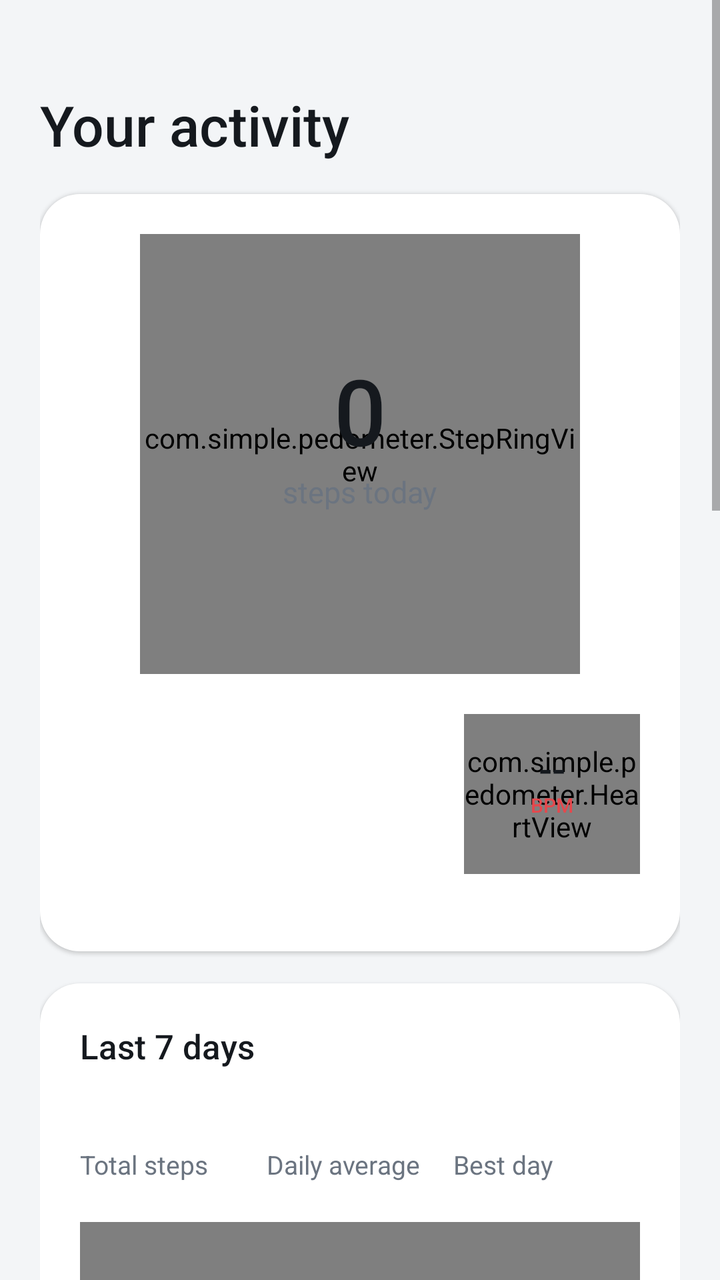
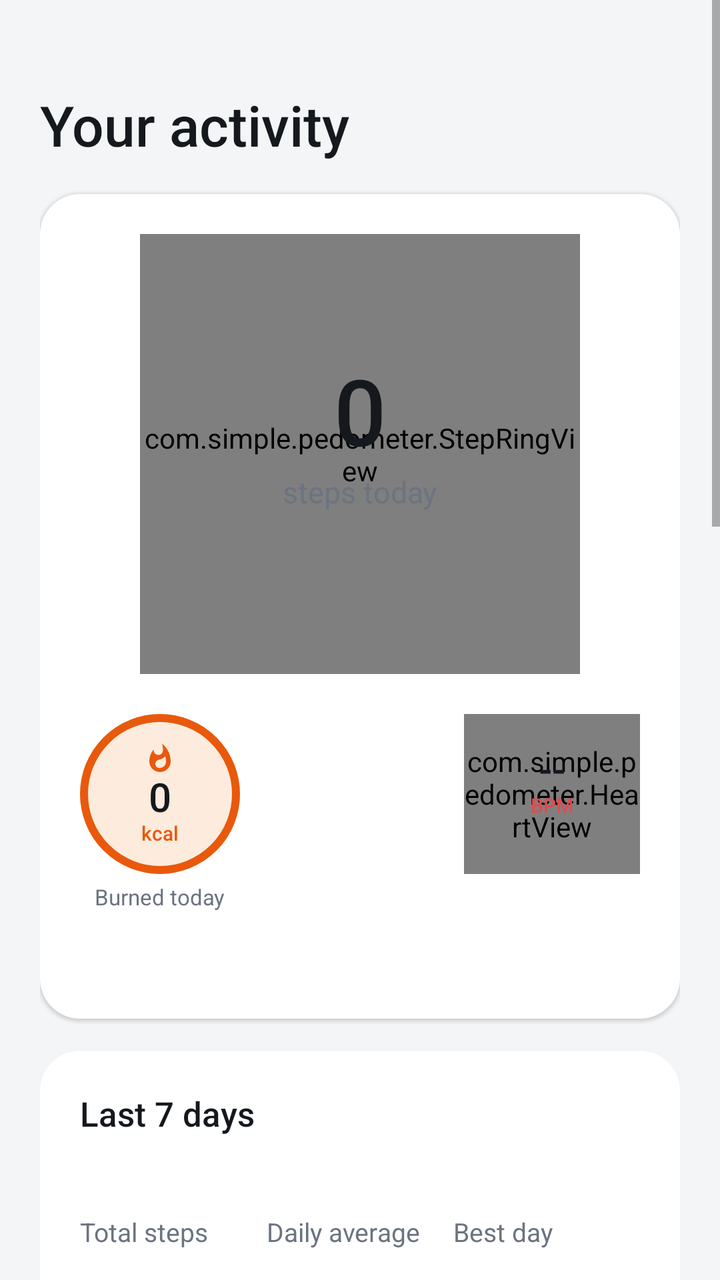

Compare the two renders of this Android layout. The source of the first and the diff that turns it into the second are given below.
<!-- AndroidManifest.xml: application theme AppTheme -->
<!-- res/layout/activity_main.xml -->
<?xml version="1.0" encoding="utf-8"?>
<ScrollView xmlns:android="http://schemas.android.com/apk/res/android"
    android:layout_width="match_parent"
    android:layout_height="match_parent"
    android:background="@color/background"
    android:fillViewport="true">

    <LinearLayout
        android:layout_width="match_parent"
        android:layout_height="wrap_content"
        android:orientation="vertical"
        android:paddingStart="20dp"
        android:paddingTop="24dp"
        android:paddingEnd="20dp"
        android:paddingBottom="32dp">

        
        <TextView
            android:id="@+id/date"
            android:layout_width="wrap_content"
            android:layout_height="wrap_content"
            android:fontFamily="sans-serif-medium"
            android:letterSpacing="0.08"
            android:textAllCaps="true"
            android:textColor="@color/text_secondary"
            android:textSize="13sp" />

        <TextView
            android:layout_width="wrap_content"
            android:layout_height="wrap_content"
            android:layout_marginTop="2dp"
            android:fontFamily="sans-serif-medium"
            android:text="Your activity"
            android:textColor="@color/text_primary"
            android:textSize="28sp" />

        
        <LinearLayout
            style="@style/Card"
            android:gravity="center_horizontal"
            android:paddingTop="28dp"
            android:paddingBottom="24dp">

            <FrameLayout
                android:layout_width="220dp"
                android:layout_height="220dp">

                <com.simple.pedometer.StepRingView
                    android:id="@+id/ring"
                    android:layout_width="match_parent"
                    android:layout_height="match_parent" />

                <LinearLayout
                    android:layout_width="wrap_content"
                    android:layout_height="wrap_content"
                    android:layout_gravity="center"
                    android:gravity="center_horizontal"
                    android:orientation="vertical">

                    <TextView
                        android:id="@+id/steps_today"
                        android:layout_width="wrap_content"
                        android:layout_height="wrap_content"
                        android:fontFamily="sans-serif-medium"
                        android:text="0"
                        android:textColor="@color/text_primary"
                        android:textSize="46sp" />

                    <TextView
                        android:layout_width="wrap_content"
                        android:layout_height="wrap_content"
                        android:text="steps today"
                        android:textColor="@color/text_secondary"
                        android:textSize="15sp" />

                    <TextView
                        android:id="@+id/goal"
                        android:layout_width="wrap_content"
                        android:layout_height="wrap_content"
                        android:layout_marginTop="6dp"
                        android:textColor="@color/accent"
                        android:fontFamily="sans-serif-medium"
                        android:textSize="13sp" />
                </LinearLayout>
            </FrameLayout>

            
            <LinearLayout
                android:layout_width="match_parent"
                android:layout_height="wrap_content"
                android:layout_marginTop="20dp"
                android:gravity="center_vertical"
                android:orientation="horizontal">

                <TextView
                    android:id="@+id/status"
                    android:layout_width="0dp"
                    android:layout_height="wrap_content"
                    android:layout_weight="1"
                    android:textColor="@color/accent"
                    android:fontFamily="sans-serif-medium"
                    android:textSize="13sp" />

                <LinearLayout
                    android:id="@+id/pulse_widget"
                    android:layout_width="wrap_content"
                    android:layout_height="wrap_content"
                    android:background="?android:attr/selectableItemBackgroundBorderless"
                    android:clickable="true"
                    android:focusable="true"
                    android:gravity="center_horizontal"
                    android:orientation="vertical">

                    <FrameLayout
                        android:layout_width="88dp"
                        android:layout_height="80dp">

                        <com.simple.pedometer.HeartView
                            android:id="@+id/pulse_heart"
                            android:layout_width="match_parent"
                            android:layout_height="match_parent" />

                        <LinearLayout
                            android:layout_width="wrap_content"
                            android:layout_height="wrap_content"
                            android:layout_gravity="center"
                            android:layout_marginBottom="6dp"
                            android:gravity="center_horizontal"
                            android:orientation="vertical">

                            <TextView
                                android:id="@+id/pulse_value"
                                android:layout_width="wrap_content"
                                android:layout_height="wrap_content"
                                android:fontFamily="sans-serif-medium"
                                android:includeFontPadding="false"
                                android:text="--"
                                android:textColor="@color/text_primary"
                                android:textSize="20sp" />

                            <TextView
                                android:layout_width="wrap_content"
                                android:layout_height="wrap_content"
                                android:fontFamily="sans-serif-medium"
                                android:includeFontPadding="false"
                                android:text="BPM"
                                android:textColor="@color/heart"
                                android:textSize="10sp" />
                        </LinearLayout>
                    </FrameLayout>

                    <TextView
                        android:id="@+id/pulse_time"
                        android:layout_width="wrap_content"
                        android:layout_height="wrap_content"
                        android:layout_marginTop="4dp"
                        android:textColor="@color/text_secondary"
                        android:textSize="11sp" />
                </LinearLayout>
            </LinearLayout>
        </LinearLayout>

        
        <LinearLayout style="@style/Card">

            <TextView
                style="@style/CardTitle"
                android:text="Last 7 days" />

            <LinearLayout
                android:layout_width="match_parent"
                android:layout_height="wrap_content"
                android:layout_marginTop="12dp"
                android:orientation="horizontal">

                <LinearLayout
                    android:layout_width="0dp"
                    android:layout_height="wrap_content"
                    android:layout_weight="1"
                    android:orientation="vertical">

                    <TextView
                        android:id="@+id/week_total"
                        style="@style/StatValue" />

                    <TextView
                        style="@style/StatLabel"
                        android:text="Total steps" />
                </LinearLayout>

                <LinearLayout
                    android:layout_width="0dp"
                    android:layout_height="wrap_content"
                    android:layout_weight="1"
                    android:orientation="vertical">

                    <TextView
                        android:id="@+id/week_average"
                        style="@style/StatValue" />

                    <TextView
                        style="@style/StatLabel"
                        android:text="Daily average" />
                </LinearLayout>

                <LinearLayout
                    android:layout_width="0dp"
                    android:layout_height="wrap_content"
                    android:layout_weight="1"
                    android:orientation="vertical">

                    <TextView
                        android:id="@+id/week_best"
                        style="@style/StatValue" />

                    <TextView
                        style="@style/StatLabel"
                        android:text="Best day" />
                </LinearLayout>
            </LinearLayout>

            <com.simple.pedometer.BarChartView
                android:id="@+id/chart"
                android:layout_width="match_parent"
                android:layout_height="220dp"
                android:layout_marginTop="20dp" />
        </LinearLayout>

        
        <LinearLayout style="@style/Card">

            <LinearLayout
                android:layout_width="match_parent"
                android:layout_height="wrap_content"
                android:gravity="center_vertical"
                android:orientation="horizontal">

                <FrameLayout
                    android:layout_width="84dp"
                    android:layout_height="84dp">

                    <com.simple.pedometer.StepRingView
                        android:id="@+id/active_ring"
                        android:layout_width="match_parent"
                        android:layout_height="match_parent" />

                    <LinearLayout
                        android:layout_width="wrap_content"
                        android:layout_height="wrap_content"
                        android:layout_gravity="center"
                        android:gravity="center_horizontal"
                        android:orientation="vertical">

                        <TextView
                            android:id="@+id/active_minutes"
                            android:layout_width="wrap_content"
                            android:layout_height="wrap_content"
                            android:fontFamily="sans-serif-medium"
                            android:includeFontPadding="false"
                            android:text="0"
                            android:textColor="@color/text_primary"
                            android:textSize="22sp" />

                        <TextView
                            android:layout_width="wrap_content"
                            android:layout_height="wrap_content"
                            android:fontFamily="sans-serif-medium"
                            android:includeFontPadding="false"
                            android:text="min"
                            android:textColor="@color/active"
                            android:textSize="11sp" />
                    </LinearLayout>
                </FrameLayout>

                <LinearLayout
                    android:layout_width="0dp"
                    android:layout_height="wrap_content"
                    android:layout_marginStart="16dp"
                    android:layout_weight="1"
                    android:orientation="vertical">

                    <TextView
                        style="@style/CardTitle"
                        android:text="Active minutes" />

                    <TextView
                        android:id="@+id/active_goal"
                        android:layout_width="wrap_content"
                        android:layout_height="wrap_content"
                        android:layout_marginTop="2dp"
                        android:textColor="@color/text_secondary"
                        android:textSize="14sp" />
                </LinearLayout>
            </LinearLayout>

            <View
                android:layout_width="match_parent"
                android:layout_height="1dp"
                android:layout_marginTop="18dp"
                android:layout_marginBottom="16dp"
                android:background="@color/track" />

            <LinearLayout
                android:layout_width="match_parent"
                android:layout_height="wrap_content"
                android:orientation="horizontal">

                <LinearLayout
                    android:layout_width="0dp"
                    android:layout_height="wrap_content"
                    android:layout_weight="1"
                    android:orientation="vertical">

                    <TextView
                        android:id="@+id/distance"
                        style="@style/StatValue" />

                    <TextView
                        style="@style/StatLabel"
                        android:text="Distance" />
                </LinearLayout>

                <LinearLayout
                    android:layout_width="0dp"
                    android:layout_height="wrap_content"
                    android:layout_weight="1"
                    android:orientation="vertical">

                    <TextView
                        android:id="@+id/calories"
                        style="@style/StatValue" />

                    <TextView
                        style="@style/StatLabel"
                        android:text="Calories" />
                </LinearLayout>

                <LinearLayout
                    android:layout_width="0dp"
                    android:layout_height="wrap_content"
                    android:layout_weight="1"
                    android:orientation="vertical">

                    <TextView
                        android:id="@+id/speed"
                        style="@style/StatValue" />

                    <TextView
                        style="@style/StatLabel"
                        android:text="Walking speed" />
                </LinearLayout>
            </LinearLayout>

            <TextView
                android:id="@+id/profile"
                android:layout_width="wrap_content"
                android:layout_height="wrap_content"
                android:layout_marginTop="14dp"
                android:background="?android:attr/selectableItemBackground"
                android:paddingTop="4dp"
                android:paddingBottom="4dp"
                android:textColor="@color/accent"
                android:textSize="13sp" />

            <View
                android:layout_width="match_parent"
                android:layout_height="1dp"
                android:layout_marginTop="12dp"
                android:layout_marginBottom="12dp"
                android:background="@color/track" />

            <Switch
                android:id="@+id/reminder_switch"
                android:layout_width="match_parent"
                android:layout_height="wrap_content"
                android:text="Hourly reminder to move"
                android:textColor="@color/text_primary"
                android:textSize="15sp" />

            <TextView
                android:layout_width="wrap_content"
                android:layout_height="wrap_content"
                android:layout_marginTop="2dp"
                android:text="Vibrates between 10:00 and 21:00 if you took fewer than 250 steps in the past hour."
                android:textColor="@color/text_secondary"
                android:textSize="13sp" />
        </LinearLayout>

        
        <LinearLayout
            android:id="@+id/rhythm_card"
            style="@style/Card"
            android:clickable="true"
            android:focusable="true"
            android:foreground="?android:attr/selectableItemBackground"
            android:gravity="center_vertical"
            android:orientation="horizontal">

            <LinearLayout
                android:layout_width="0dp"
                android:layout_height="wrap_content"
                android:layout_weight="1"
                android:orientation="vertical">

                <TextView
                    style="@style/CardTitle"
                    android:text="Heart rhythm check" />

                <TextView
                    android:id="@+id/rhythm_summary"
                    android:layout_width="wrap_content"
                    android:layout_height="wrap_content"
                    android:layout_marginTop="2dp"
                    android:textColor="@color/text_secondary"
                    android:textSize="14sp" />
            </LinearLayout>

            <TextView
                android:layout_width="wrap_content"
                android:layout_height="wrap_content"
                android:text="\u203A"
                android:textColor="@color/text_secondary"
                android:textSize="28sp" />
        </LinearLayout>

        
        <LinearLayout
            android:id="@+id/walk_card"
            style="@style/Card"
            android:clickable="true"
            android:focusable="true"
            android:foreground="?android:attr/selectableItemBackground"
            android:gravity="center_vertical"
            android:orientation="horizontal">

            <LinearLayout
                android:layout_width="0dp"
                android:layout_height="wrap_content"
                android:layout_weight="1"
                android:orientation="vertical">

                <TextView
                    style="@style/CardTitle"
                    android:text="Record a walk" />

                <TextView
                    android:id="@+id/walk_summary"
                    android:layout_width="wrap_content"
                    android:layout_height="wrap_content"
                    android:layout_marginTop="2dp"
                    android:textColor="@color/text_secondary"
                    android:textSize="14sp" />
            </LinearLayout>

            <TextView
                android:layout_width="wrap_content"
                android:layout_height="wrap_content"
                android:text="\u203A"
                android:textColor="@color/text_secondary"
                android:textSize="28sp" />
        </LinearLayout>

        
        <LinearLayout
            android:id="@+id/battery_card"
            style="@style/Card"
            android:background="@drawable/bg_warning"
            android:elevation="0dp">

            <TextView
                style="@style/CardTitle"
                android:text="Keep counting in the background"
                android:textColor="@color/warning" />

            <TextView
                android:layout_width="wrap_content"
                android:layout_height="wrap_content"
                android:layout_marginTop="4dp"
                android:text="Allow the app to ignore battery optimisation so Android doesn't stop it."
                android:textColor="@color/text_secondary"
                android:textSize="14sp" />

            <Button
                android:id="@+id/battery_button"
                android:layout_width="wrap_content"
                android:layout_height="44dp"
                android:layout_marginTop="14dp"
                android:background="@drawable/bg_button"
                android:fontFamily="sans-serif-medium"
                android:paddingStart="22dp"
                android:paddingEnd="22dp"
                android:stateListAnimator="@null"
                android:text="Allow"
                android:textAllCaps="false"
                android:textColor="#FFFFFF"
                android:textSize="15sp" />
        </LinearLayout>
    </LinearLayout>
</ScrollView>
<!-- resources referenced by this layout -->
<resources>
  <color name="accent">#1E9E5A</color>
  <color name="active">#E8590C</color>
  <color name="background">#F3F5F7</color>
  <color name="heart">#E5484D</color>
  <color name="text_primary">#15191E</color>
  <color name="text_secondary">#6B7480</color>
  <color name="track">#E7EBEF</color>
  <color name="warning">#B26A00</color>
  <!-- drawable bg_button (drawable) -->
  <?xml version="1.0" encoding="utf-8"?>
  <ripple xmlns:android="http://schemas.android.com/apk/res/android"
      android:color="#33FFFFFF">
      <item>
          <shape>
              <solid android:color="@color/accent" />
              <corners android:radius="100dp" />
          </shape>
      </item>
  </ripple>
  <!-- drawable bg_warning (drawable) -->
  <?xml version="1.0" encoding="utf-8"?>
  <shape xmlns:android="http://schemas.android.com/apk/res/android">
      <solid android:color="@color/warning_soft" />
      <corners android:radius="20dp" />
  </shape>
  <style name="Card">
          <item name="android:layout_width">match_parent</item>
          <item name="android:layout_height">wrap_content</item>
          <item name="android:layout_marginTop">16dp</item>
          <item name="android:background">@drawable/bg_card</item>
          <item name="android:elevation">1dp</item>
          <item name="android:orientation">vertical</item>
          <item name="android:padding">20dp</item>
      </style>
  <style name="CardTitle">
          <item name="android:layout_width">wrap_content</item>
          <item name="android:layout_height">wrap_content</item>
          <item name="android:fontFamily">sans-serif-medium</item>
          <item name="android:textColor">@color/text_primary</item>
          <item name="android:textSize">17sp</item>
      </style>
  <style name="StatLabel">
          <item name="android:layout_width">wrap_content</item>
          <item name="android:layout_height">wrap_content</item>
          <item name="android:textColor">@color/text_secondary</item>
          <item name="android:textSize">13sp</item>
      </style>
  <style name="StatValue">
          <item name="android:layout_width">wrap_content</item>
          <item name="android:layout_height">wrap_content</item>
          <item name="android:fontFamily">sans-serif-medium</item>
          <item name="android:textColor">@color/text_primary</item>
          <item name="android:textSize">20sp</item>
      </style>
  <color name="warning_soft">#FFF4E0</color>
  <!-- drawable bg_card (drawable) -->
  <?xml version="1.0" encoding="utf-8"?>
  <shape xmlns:android="http://schemas.android.com/apk/res/android">
      <solid android:color="@color/card" />
      <corners android:radius="20dp" />
  </shape>
  <color name="card">#FFFFFF</color>
  <!-- unchanged entries left out for length: 1 -->
</resources>

<!-- the commit's change to res/layout/activity_main.xml (unified diff, before → after) -->
@@ -92,14 +92,58 @@
                 android:gravity="center_vertical"
                 android:orientation="horizontal">
 
-                <TextView
-                    android:id="@+id/status"
-                    android:layout_width="0dp"
-                    android:layout_height="wrap_content"
-                    android:layout_weight="1"
-                    android:textColor="@color/accent"
-                    android:fontFamily="sans-serif-medium"
-                    android:textSize="13sp" />
+                
+                <LinearLayout
+                    android:layout_width="wrap_content"
+                    android:layout_height="wrap_content"
+                    android:gravity="center_horizontal"
+                    android:orientation="vertical">
+
+                    <LinearLayout
+                        android:layout_width="80dp"
+                        android:layout_height="80dp"
+                        android:background="@drawable/bg_calories"
+                        android:gravity="center"
+                        android:orientation="vertical">
+
+                        <ImageView
+                            android:layout_width="16dp"
+                            android:layout_height="16dp"
+                            android:src="@drawable/ic_flame" />
+
+                        <TextView
+                            android:id="@+id/calories"
+                            android:layout_width="wrap_content"
+                            android:layout_height="wrap_content"
+                            android:fontFamily="sans-serif-medium"
+                            android:includeFontPadding="false"
+                            android:text="0"
+                            android:textColor="@color/text_primary"
+                            android:textSize="20sp" />
+
+                        <TextView
+                            android:layout_width="wrap_content"
+                            android:layout_height="wrap_content"
+                            android:fontFamily="sans-serif-medium"
+                            android:includeFontPadding="false"
+                            android:text="kcal"
+                            android:textColor="@color/active"
+                            android:textSize="10sp" />
+                    </LinearLayout>
+
+                    <TextView
+                        android:layout_width="wrap_content"
+                        android:layout_height="wrap_content"
+                        android:layout_marginTop="4dp"
+                        android:text="Burned today"
+                        android:textColor="@color/text_secondary"
+                        android:textSize="11sp" />
+                </LinearLayout>
+
+                <View
+                    android:layout_width="0dp"
+                    android:layout_height="1dp"
+                    android:layout_weight="1" />
 
                 <LinearLayout
                     android:id="@+id/pulse_widget"
@@ -158,6 +202,16 @@
                         android:textSize="11sp" />
                 </LinearLayout>
             </LinearLayout>
+
+            <TextView
+                android:id="@+id/status"
+                android:layout_width="wrap_content"
+                android:layout_height="wrap_content"
+                android:layout_marginTop="16dp"
+                android:fontFamily="sans-serif-medium"
+                android:gravity="center"
+                android:textColor="@color/accent"
+                android:textSize="13sp" />
         </LinearLayout>
 
         
@@ -327,21 +381,6 @@
                     android:orientation="vertical">
 
                     <TextView
-                        android:id="@+id/calories"
-                        style="@style/StatValue" />
-
-                    <TextView
-                        style="@style/StatLabel"
-                        android:text="Calories" />
-                </LinearLayout>
-
-                <LinearLayout
-                    android:layout_width="0dp"
-                    android:layout_height="wrap_content"
-                    android:layout_weight="1"
-                    android:orientation="vertical">
-
-                    <TextView
                         android:id="@+id/speed"
                         style="@style/StatValue" />
 
@@ -425,43 +464,6 @@
 
         
         <LinearLayout
-            android:id="@+id/walk_card"
-            style="@style/Card"
-            android:clickable="true"
-            android:focusable="true"
-            android:foreground="?android:attr/selectableItemBackground"
-            android:gravity="center_vertical"
-            android:orientation="horizontal">
-
-            <LinearLayout
-                android:layout_width="0dp"
-                android:layout_height="wrap_content"
-                android:layout_weight="1"
-                android:orientation="vertical">
-
-                <TextView
-                    style="@style/CardTitle"
-                    android:text="Record a walk" />
-
-                <TextView
-                    android:id="@+id/walk_summary"
-                    android:layout_width="wrap_content"
-                    android:layout_height="wrap_content"
-                    android:layout_marginTop="2dp"
-                    android:textColor="@color/text_secondary"
-                    android:textSize="14sp" />
-            </LinearLayout>
-
-            <TextView
-                android:layout_width="wrap_content"
-                android:layout_height="wrap_content"
-                android:text="\u203A"
-                android:textColor="@color/text_secondary"
-                android:textSize="28sp" />
-        </LinearLayout>
-
-        
-        <LinearLayout
             android:id="@+id/battery_card"
             style="@style/Card"
             android:background="@drawable/bg_warning"
@@ -476,7 +478,7 @@
                 android:layout_width="wrap_content"
                 android:layout_height="wrap_content"
                 android:layout_marginTop="4dp"
-                android:text="Allow the app to ignore battery optimisation so Android doesn't stop it."
+                android:text="Lets the hourly step reading and move reminders run on time. The app itself only runs while you walk."
                 android:textColor="@color/text_secondary"
                 android:textSize="14sp" />
 
<!-- resource entries referenced after the edit -->
@@ -19,12 +19,32 @@
           </shape>
       </item>
   </ripple>
+  <!-- drawable bg_calories (drawable) -->
+  <?xml version="1.0" encoding="utf-8"?>
+  <shape xmlns:android="http://schemas.android.com/apk/res/android"
+      android:shape="oval">
+      <solid android:color="@color/active_soft" />
+      <stroke
+          android:width="4dp"
+          android:color="@color/active" />
+  </shape>
   <!-- drawable bg_warning (drawable) -->
   <?xml version="1.0" encoding="utf-8"?>
   <shape xmlns:android="http://schemas.android.com/apk/res/android">
       <solid android:color="@color/warning_soft" />
       <corners android:radius="20dp" />
   </shape>
+  <!-- drawable ic_flame (drawable) -->
+  <?xml version="1.0" encoding="utf-8"?>
+  <vector xmlns:android="http://schemas.android.com/apk/res/android"
+      android:width="16dp"
+      android:height="16dp"
+      android:viewportWidth="24"
+      android:viewportHeight="24">
+      <path
+          android:fillColor="@color/active"
+          android:pathData="M13.5,0.67s0.74,2.65 0.74,4.8c0,2.06 -1.35,3.73 -3.41,3.73 -2.07,0 -3.63,-1.67 -3.63,-3.73l0.03,-0.36C5.21,7.51 4,10.62 4,14c0,4.42 3.58,8 8,8s8,-3.58 8,-8C20,8.61 17.41,3.8 13.5,0.67zM11.71,19c-1.78,0 -3.22,-1.4 -3.22,-3.14 0,-1.62 1.05,-2.76 2.81,-3.12 1.77,-0.36 3.6,-1.21 4.62,-2.58 0.39,1.29 0.59,2.65 0.59,4.04 0,2.65 -2.15,4.8 -4.8,4.8z" />
+  </vector>
   <style name="Card">
           <item name="android:layout_width">match_parent</item>
           <item name="android:layout_height">wrap_content</item>
@@ -54,6 +74,7 @@
           <item name="android:textColor">@color/text_primary</item>
           <item name="android:textSize">20sp</item>
       </style>
+  <color name="active_soft">#FDEBDD</color>
   <color name="warning_soft">#FFF4E0</color>
   <!-- drawable bg_card (drawable) -->
   <?xml version="1.0" encoding="utf-8"?>
